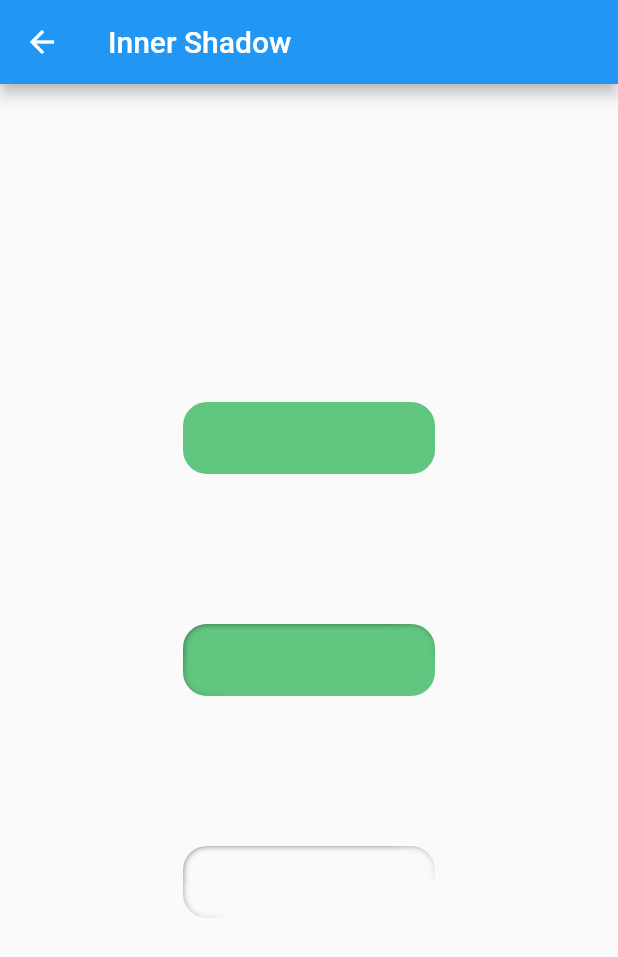
After one commit to jsk9106/Flutter_Practice, a Flutter app: the InnerShadowScreen screen opened by its route, on a phone screen of 412 x 824 dp. The commit adds this screen. Shown: the top 957 px of the screen. Run offline on Flutter 3.47's test engine with Material 2 defaults, Android fonts, the phone set to English and light mode, and no system bars; our stand-ins replace get; missing offline and left inert: hexagon.

Commit message:
version 0.7 Inner Shadow Button

```diff
--- a/lib/app.dart
+++ b/lib/app.dart
@@ -20,6 +20,14 @@ const List<Map<String, String>> listData = [
   {
     'title': 'Provider test',
     'page': '/provider'
+  },
+  {
+    'title': 'Sheeps Community',
+    'page': '/SheepsCommunity',
+  },
+  {
+    'title': 'Inner Shadow',
+    'page': '/InnerShadow',
   },
 ];
 
--- /dev/null
+++ b/lib/inner_shadow/inner_shadow_screen.dart
@@ -0,0 +1,129 @@
+import 'package:flutter/material.dart';
+import 'package:flutter/rendering.dart';
+import 'dart:ui' as ui;
+
+class InnerShadowScreen extends StatelessWidget {
+  @override
+  Widget build(BuildContext context) {
+    final innerShadow = ConcaveDecoration(
+      shape: RoundedRectangleBorder(borderRadius: BorderRadius.circular(16)),
+      depression: 2,
+      colors: [
+        // Color(0xFF61C680),
+        Color.fromRGBO(0, 0, 0, 0.5),
+        Color.fromRGBO(0, 0, 0, 0),
+      ],
+    );
+
+    return Scaffold(
+      appBar: AppBar(
+        title: Text('Inner Shadow'),
+      ),
+      body: Center(
+        child: Column(
+          crossAxisAlignment: CrossAxisAlignment.center,
+          mainAxisAlignment: MainAxisAlignment.center,
+          children: [
+            defaultButton(),
+            SizedBox(height: 100),
+            Stack(
+              children: [
+                defaultButton(),
+                Container(
+                  width: 84 * 2,
+                  height: 24 * 2,
+                  decoration: innerShadow,
+                ),
+              ],
+            ),
+            SizedBox(height: 100),
+            Container(
+              width: 84 * 2,
+              height: 24 * 2,
+              decoration: innerShadow,
+            ),
+          ],
+        ),
+      ),
+    );
+  }
+
+  Container defaultButton() {
+    return Container(
+      decoration: const BoxDecoration(
+        borderRadius: BorderRadius.all(Radius.circular(16)),
+        color: Color(0xFF61C680),
+      ),
+      width: 84 * 2,
+      height: 24 * 2,
+    );
+  }
+}
+
+class ConcaveDecoration extends Decoration {
+  final ShapeBorder shape;
+  final double depression;
+  final List<Color> colors;
+
+  ConcaveDecoration({
+    required this.shape,
+    required this.depression,
+    required this.colors,
+  })   : assert(shape != null),
+        assert(depression >= 0),
+        assert(colors == null || colors.length == 2);
+
+  @override
+  BoxPainter createBoxPainter([void onChanged]) {
+    return _ConcaveDecorationPainter(shape, depression, colors);
+  }
+
+  @override
+  EdgeInsetsGeometry get padding => shape.dimensions;
+}
+
+class _ConcaveDecorationPainter extends BoxPainter {
+  ShapeBorder shape;
+  double depression;
+  List<Color> colors;
+
+  _ConcaveDecorationPainter(this.shape, this.depression, this.colors) {
+    // colors ??= [Colors.black87, Colors.white];
+  }
+
+  @override
+  void paint(
+      ui.Canvas canvas, ui.Offset offset, ImageConfiguration configuration) {
+    final rect = offset & configuration.size!;
+    final shapePath = shape.getOuterPath(rect);
+
+    final delta = 16 / rect.longestSide;
+    final stops = [0.5 - delta, 0.5 + delta];
+
+    final path = Path()
+      ..fillType = PathFillType.evenOdd
+      ..addRect(rect.inflate(depression * 2))
+      ..addPath(shapePath, Offset.zero);
+    canvas.save();
+    canvas.clipPath(shapePath);
+
+    final paint = Paint()
+      ..maskFilter = MaskFilter.blur(BlurStyle.normal, depression);
+    final clipSize = rect.size.aspectRatio > 1
+        ? Size(rect.width, rect.height / 2)
+        : Size(rect.width / 2, rect.height);
+    for (final alignment in [Alignment.topLeft, Alignment.bottomRight]) {
+      final shaderRect =
+          alignment.inscribe(Size.square(rect.longestSide), rect);
+      paint
+        ..shader = ui.Gradient.linear(
+            shaderRect.topLeft, shaderRect.bottomRight, colors, stops);
+
+      canvas.save();
+      canvas.clipRect(alignment.inscribe(clipSize, rect));
+      canvas.drawPath(path, paint);
+      canvas.restore();
+    }
+    canvas.restore();
+  }
+}
--- /dev/null
+++ b/lib/sheeps_community/provider/community_provider.dart
@@ -0,0 +1,12 @@
+import 'package:flutter/material.dart';
+
+class CommunityProvider extends ChangeNotifier{
+  int _currentPage = 0;
+  int get currentPage => _currentPage;
+
+  void changePage(int pageInt){
+    _currentPage = pageInt;
+    print(_currentPage);
+    notifyListeners();
+  }
+}
```
Also changed, not shown: lib/main.dart (+7 -1 lines), lib/sheeps_community/sheeps_community_Screen.dart (added, +88 -0 lines).
